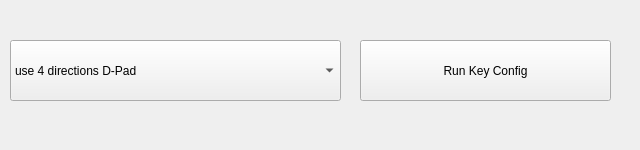
Old version of the form AntSnesQt/controlsettings.ui in the repository Summeli/AntSnes.
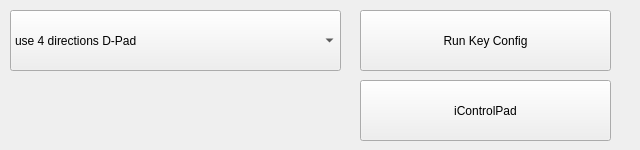
New version of the form.

Patch:
```diff
--- a/AntSnesQt/controlsettings.ui
+++ b/AntSnesQt/controlsettings.ui
@@ -33,7 +33,7 @@
    <property name="geometry">
     <rect>
      <x>360</x>
-     <y>40</y>
+     <y>10</y>
      <width>251</width>
      <height>61</height>
     </rect>
@@ -46,7 +46,7 @@
    <property name="geometry">
     <rect>
      <x>10</x>
-     <y>40</y>
+     <y>10</y>
      <width>331</width>
      <height>61</height>
     </rect>
@@ -62,6 +62,19 @@
     </property>
    </item>
   </widget>
+  <widget class="QPushButton" name="controlPadButton">
+   <property name="geometry">
+    <rect>
+     <x>360</x>
+     <y>80</y>
+     <width>251</width>
+     <height>61</height>
+    </rect>
+   </property>
+   <property name="text">
+    <string>iControlPad</string>
+   </property>
+  </widget>
  </widget>
  <layoutdefault spacing="6" margin="11"/>
  <resources/>
```
